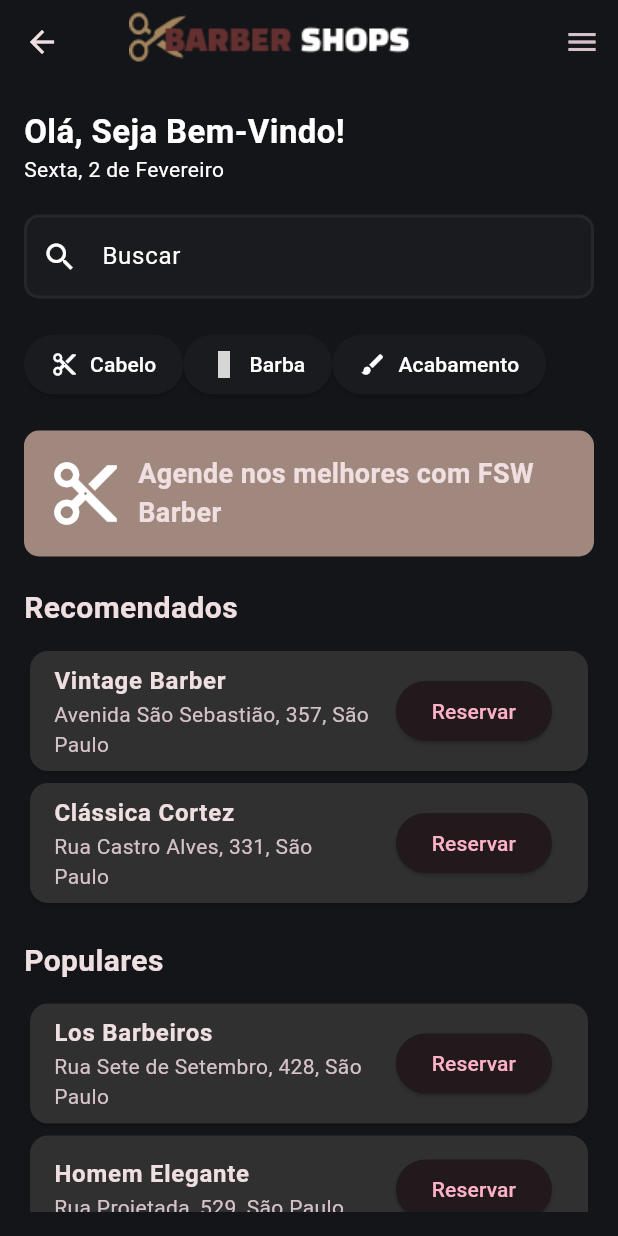
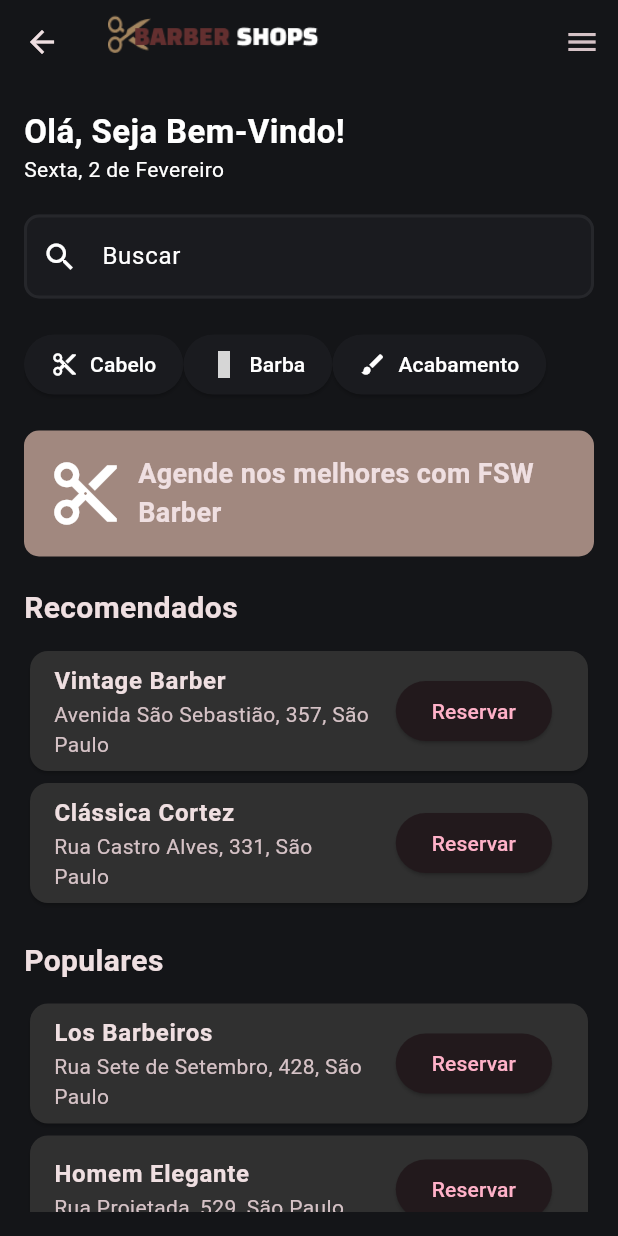
Before and after one commit to Guilherme22B/Barber_shopp, a Flutter app: the MainLayout screen opened directly, in the side drawer, after a tap on "Início", on a phone screen of 412 x 824 dp. Run offline on Flutter 3.47's test engine with Material 3 defaults, Android fonts, the phone set to English and light mode, and no system bars; our stand-ins replace image_picker, material_design_icons_flutter, permission_handler, table_calendar; network calls fail; key blocks and very long unbroken strings in the code were emptied for the run; grey boxes are pictures that could not be loaded.

Commit message:
Ajuste na responsibilidade do menu

```diff
--- a/lib/main.dart
+++ b/lib/main.dart
@@ -1,8 +1,8 @@
 import 'package:flutter/material.dart';
-//import 'package:myapp/views/agendamento/agendamento_page.dart';
-//import 'package:myapp/views/login/login_page.dart';
-//import 'package:myapp/views/categoria/categoria_page.dart';
-//import 'package:myapp/views/config/config_page.dart';
+import 'package:myapp/views/agendamento/agendamento_page.dart';
+import 'package:myapp/views/login/login_page.dart';
+import 'package:myapp/views/categoria/categoria_page.dart';
+import 'package:myapp/views/config/config_page.dart';
 import 'package:myapp/views/home/home_page.dart';
 
 void main() {
@@ -24,11 +24,7 @@ class MyApp extends StatelessWidget {
             seedColor: Colors.black, brightness: Brightness.dark),
         useMaterial3: true,
       ),
-      //home: const CategoriaPage(),
-      home: const HomePage(),
-      //home: const LoginPage(),
-      //home: const AgendamentoPage(),
-      //home: const ConfigPage(),
+      home: LoginPage(),
     );
   }
 }
--- a/lib/widgets/main_layout.dart
+++ b/lib/widgets/main_layout.dart
@@ -15,6 +15,8 @@ class MainLayout extends StatelessWidget {
 
   @override
   Widget build(BuildContext context) {
+    var screenWidth = MediaQuery.of(context).size.width;
+    var isSmallScreen = screenWidth < 600;
     return Scaffold(
       backgroundColor: const Color(0xFF141518),
       appBar: AppBar(
@@ -22,16 +24,25 @@ class MainLayout extends StatelessWidget {
         elevation: 0,
         centerTitle: false,
         title: Container(
-          padding: const EdgeInsets.only(top: 20.0),
+          padding: EdgeInsets.only(top: isSmallScreen ? 10.0 : 20.0),
           child: Image.asset(
             'assets/images/Tittle.png',
-            height: 90,
+            height: isSmallScreen ? 60 : 90, // Ajuste da altura do logo
           ),
         ),
       ),
-      endDrawer: Drawer(
+      endDrawer: isSmallScreen
+          ? Drawer(
               backgroundColor: const Color(0xFF1A1B1F),
-        child: Column(
+              child: _buildDrawerContent(context),
+            )
+          : null, // Usando Drawer apenas para telas pequenas (celulares)
+      body: body,
+    );
+  }
+
+  Widget _buildDrawerContent(BuildContext context) {
+    return Column(
       children: <Widget>[
         Container(
           padding: const EdgeInsets.all(16.0),
@@ -39,10 +50,7 @@ class MainLayout extends StatelessWidget {
             children: [
               GestureDetector(
                 onTap: () {
-                      //Navigator.push(
-                      // context,
-                      // MaterialPageRoute(builder: (context) => ),
-                      //);
+                  // Ação ao clicar no avatar
                 },
                 child: const CircleAvatar(
                   backgroundColor: Colors.white,
@@ -75,7 +83,6 @@ class MainLayout extends StatelessWidget {
                 MaterialPageRoute(builder: (context) => const HomePage()));
           },
         ),
-
         ListTile(
           leading: const Icon(Icons.calendar_month_outlined),
           title: const Text('Agendamentos'),
@@ -86,43 +93,34 @@ class MainLayout extends StatelessWidget {
                     builder: (context) => const AgendamentoPage()));
           },
         ),
-
-
         const Divider(),
-
         ListTile(
           leading: const Icon(MdiIcons.scissorsCutting),
           title: const Text('Crie Sua Barbearia'),
           onTap: () {
-                Navigator.push(context,
-                    MaterialPageRoute(builder: (context) => const RegisterbarbershopPage()));
+            Navigator.push(
+                context,
+                MaterialPageRoute(
+                    builder: (context) => const RegisterbarbershopPage()));
           },
         ),
-
         ListTile(
           leading: const Icon(Icons.category_outlined),
           title: const Text('Categorias'),
           onTap: () {
-                Navigator.push(
-                    context,
-                    MaterialPageRoute(
-                        builder: (context) => const CategoriaPage()));
+            Navigator.push(context,
+                MaterialPageRoute(builder: (context) => const CategoriaPage()));
           },
         ),
-
         const Spacer(),
-
         ListTile(
           leading: const Icon(Icons.settings),
           title: const Text('Configurações'),
           onTap: () {
-                Navigator.push(
-                    context,
-                    MaterialPageRoute(
-                        builder: (context) => const ConfigPage()));
+            Navigator.push(context,
+                MaterialPageRoute(builder: (context) => const ConfigPage()));
           },
         ),
-
         const Divider(),
         ListTile(
           leading: const Icon(Icons.exit_to_app, size: 30),
@@ -131,17 +129,13 @@ class MainLayout extends StatelessWidget {
             style: TextStyle(fontSize: 18),
           ),
           onTap: () {
-                Navigator.pushReplacement(
-                    context,
-                    MaterialPageRoute(
-                        builder: (context) => const LogoutPage()));
-                Navigator.push(context,
-                    MaterialPageRoute(builder: (context) => LoginPage()));              },
+            Navigator.pushReplacement(context,
+                MaterialPageRoute(builder: (context) => const LogoutPage()));
+            Navigator.push(
+                context, MaterialPageRoute(builder: (context) => LoginPage()));
+          },
         ),
       ],
-        ),
-      ),
-      body: body,
     );
   }
 }
```
Lines whose indentation alone changed are shown as unchanged.
